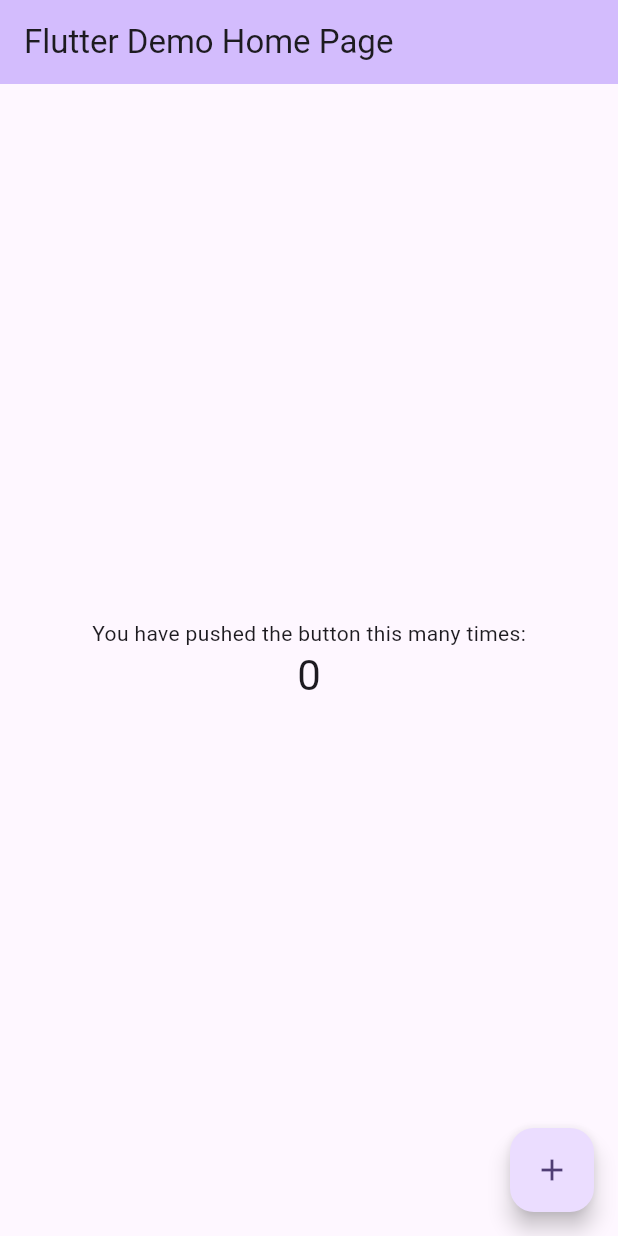
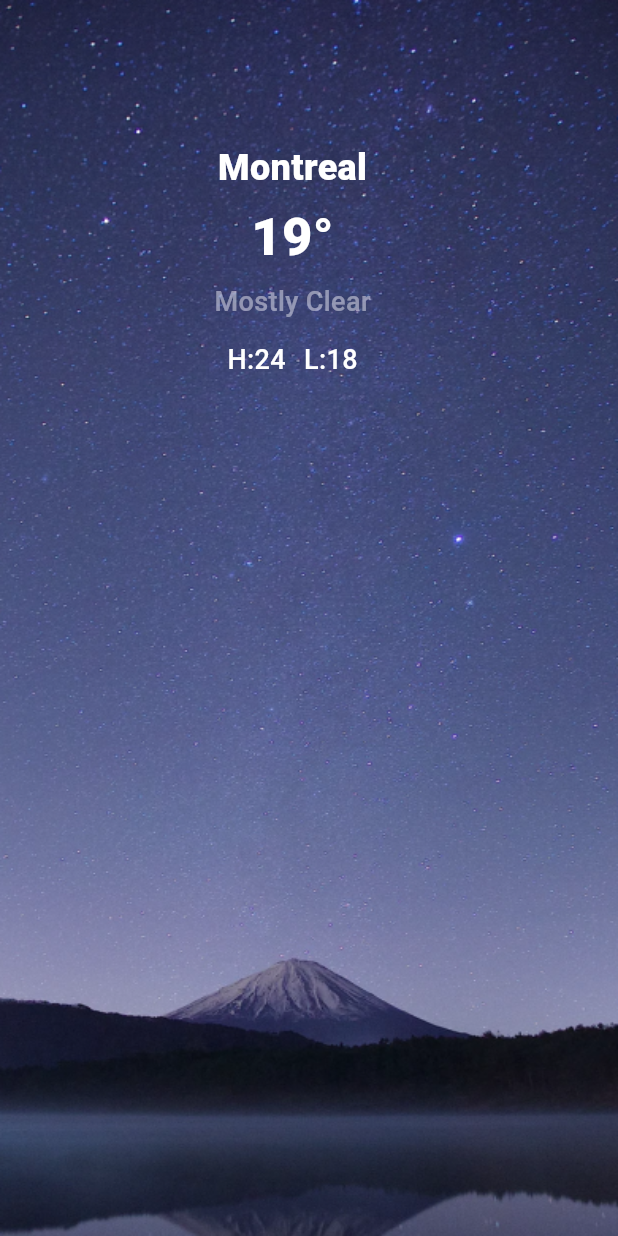
Before and after one commit to Fadyemil/Weather_App, a Flutter app: the screen it shows after launch, on a phone screen of 412 x 824 dp. Run offline on Flutter 3.47's test engine with Material 3 defaults, Android fonts, the phone set to English and light mode, and no system bars; our stand-ins replace device_preview; Roboto replaces fonts that are missing (Helvetica).

Commit message:
add Weather state

```diff
--- a/lib/main.dart
+++ b/lib/main.dart
@@ -1,7 +1,16 @@
+import 'package:device_preview/device_preview.dart';
 import 'package:flutter/material.dart';
+import 'package:weather_app/page/MyHomePage.dart';
 
 void main() {
-  runApp(const MyApp());
+  runApp(
+    DevicePreview(
+      enabled: true,
+      builder: (context) {
+        return const MyApp();
+      },
+    ),
+  );
 }
 
 class MyApp extends StatelessWidget {
@@ -11,115 +20,13 @@ class MyApp extends StatelessWidget {
   @override
   Widget build(BuildContext context) {
     return MaterialApp(
+      debugShowCheckedModeBanner: false,
       title: 'Flutter Demo',
       theme: ThemeData(
-        // This is the theme of your application.
-        //
-        // TRY THIS: Try running your application with "flutter run". You'll see
-        // the application has a purple toolbar. Then, without quitting the app,
-        // try changing the seedColor in the colorScheme below to Colors.green
-        // and then invoke "hot reload" (save your changes or press the "hot
-        // reload" button in a Flutter-supported IDE, or press "r" if you used
-        // the command line to start the app).
-        //
-        // Notice that the counter didn't reset back to zero; the application
-        // state is not lost during the reload. To reset the state, use hot
-        // restart instead.
-        //
-        // This works for code too, not just values: Most code changes can be
-        // tested with just a hot reload.
         colorScheme: ColorScheme.fromSeed(seedColor: Colors.deepPurple),
         useMaterial3: true,
       ),
-      home: const MyHomePage(title: 'Flutter Demo Home Page'),
+      home: const MyHomePage(),
     );
   }
 }
-
-class MyHomePage extends StatefulWidget {
-  const MyHomePage({super.key, required this.title});
-
-  // This widget is the home page of your application. It is stateful, meaning
-  // that it has a State object (defined below) that contains fields that affect
-  // how it looks.
-
-  // This class is the configuration for the state. It holds the values (in this
-  // case the title) provided by the parent (in this case the App widget) and
-  // used by the build method of the State. Fields in a Widget subclass are
-  // always marked "final".
-
-  final String title;
-
-  @override
-  State<MyHomePage> createState() => _MyHomePageState();
-}
-
-class _MyHomePageState extends State<MyHomePage> {
-  int _counter = 0;
-
-  void _incrementCounter() {
-    setState(() {
-      // This call to setState tells the Flutter framework that something has
-      // changed in this State, which causes it to rerun the build method below
-      // so that the display can reflect the updated values. If we changed
-      // _counter without calling setState(), then the build method would not be
-      // called again, and so nothing would appear to happen.
-      _counter++;
-    });
-  }
-
-  @override
-  Widget build(BuildContext context) {
-    // This method is rerun every time setState is called, for instance as done
-    // by the _incrementCounter method above.
-    //
-    // The Flutter framework has been optimized to make rerunning build methods
-    // fast, so that you can just rebuild anything that needs updating rather
-    // than having to individually change instances of widgets.
-    return Scaffold(
-      appBar: AppBar(
-        // TRY THIS: Try changing the color here to a specific color (to
-        // Colors.amber, perhaps?) and trigger a hot reload to see the AppBar
-        // change color while the other colors stay the same.
-        backgroundColor: Theme.of(context).colorScheme.inversePrimary,
-        // Here we take the value from the MyHomePage object that was created by
-        // the App.build method, and use it to set our appbar title.
-        title: Text(widget.title),
-      ),
-      body: Center(
-        // Center is a layout widget. It takes a single child and positions it
-        // in the middle of the parent.
-        child: Column(
-          // Column is also a layout widget. It takes a list of children and
-          // arranges them vertically. By default, it sizes itself to fit its
-          // children horizontally, and tries to be as tall as its parent.
-          //
-          // Column has various properties to control how it sizes itself and
-          // how it positions its children. Here we use mainAxisAlignment to
-          // center the children vertically; the main axis here is the vertical
-          // axis because Columns are vertical (the cross axis would be
-          // horizontal).
-          //
-          // TRY THIS: Invoke "debug painting" (choose the "Toggle Debug Paint"
-          // action in the IDE, or press "p" in the console), to see the
-          // wireframe for each widget.
-          mainAxisAlignment: MainAxisAlignment.center,
-          children: <Widget>[
-            const Text(
-              'You have pushed the button this many times:',
-            ),
-            Text(
-              '$_counter',
-              style: Theme.of(context).textTheme.headlineMedium,
-            ),
-          ],
-        ),
-      ),
-      floatingActionButton: FloatingActionButton(
-        onPressed: _incrementCounter,
-        tooltip: 'Increment',
-        child: const Icon(Icons.add),
-      ), // This trailing comma makes auto-formatting nicer for build methods.
-    );
-  }
-}
--- /dev/null
+++ b/lib/page/MyHomePage.dart
@@ -0,0 +1,36 @@
+// ignore_for_file: unused_local_variable
+
+import 'package:flutter/material.dart';
+import 'package:weather_app/page/widget/WeatherState.dart';
+// import 'package:google_fonts/google_fonts.dart';
+
+class MyHomePage extends StatelessWidget {
+  const MyHomePage({super.key});
+
+  @override
+  Widget build(BuildContext context) {
+    final double screanHeight = MediaQuery.of(context).size.height;
+    final double screanWidth = MediaQuery.of(context).size.width;
+    return SafeArea(
+      child: Scaffold(
+        body: Stack(
+          children: [
+            Positioned(
+              top: 0,
+              bottom: 0,
+              left: 0,
+              right: 0,
+              child: Container(
+                child: Image.asset(
+                  'asstes/Image.png',
+                  fit: BoxFit.fill,
+                ),
+              ),
+            ),
+            WeatherState(screanHeight: screanHeight),
+          ],
+        ),
+      ),
+    );
+  }
+}
--- /dev/null
+++ b/lib/page/widget/WeatherState.dart
@@ -0,0 +1,75 @@
+import 'package:flutter/material.dart';
+
+class WeatherState extends StatelessWidget {
+  const WeatherState({
+    super.key,
+    required this.screanHeight,
+  });
+
+  final double screanHeight;
+
+  @override
+  Widget build(BuildContext context) {
+    return Positioned(
+      top: screanHeight * 0.1,
+      child: Container(
+        width: 390,
+        height: 183,
+        child: Column(
+          mainAxisAlignment: MainAxisAlignment.spaceEvenly,
+          crossAxisAlignment: CrossAxisAlignment.center,
+          children: [
+            const Text(
+              'Montreal',
+              style: TextStyle(
+                  color: Color(0xffFFFFFF),
+                  fontSize: 24,
+                  fontWeight: FontWeight.w800),
+            ),
+            const Text(
+              '19°',
+              style: TextStyle(
+                height: 1,
+                color: Color(0xffFFFFFF),
+                fontSize: 35,
+                fontWeight: FontWeight.w900,
+              ),
+            ),
+            Text(
+              'Mostly Clear',
+              style: TextStyle(
+                fontFamily: 'Helvetica',
+                color: Color(0xffEBEBF5).withOpacity(0.5),
+                fontSize: 18,
+                fontWeight: FontWeight.w500,
+              ),
+            ),
+            const Row(
+              crossAxisAlignment: CrossAxisAlignment.center,
+              mainAxisAlignment: MainAxisAlignment.center,
+              children: [
+                Text(
+                  "H:24",
+                  style: TextStyle(
+                    color: Color(0xffFFFFFF),
+                    fontSize: 18,
+                    fontWeight: FontWeight.w500,
+                  ),
+                ),
+                SizedBox(width: 12),
+                Text(
+                  "L:18",
+                  style: TextStyle(
+                    color: Color(0xffFFFFFF),
+                    fontSize: 18,
+                    fontWeight: FontWeight.w500,
+                  ),
+                ),
+              ],
+            )
+          ],
+        ),
+      ),
+    );
+  }
+}
```
Also changed, not shown: pubspec.yaml (+4 -16 lines), pubspec.lock, 1 other file.
